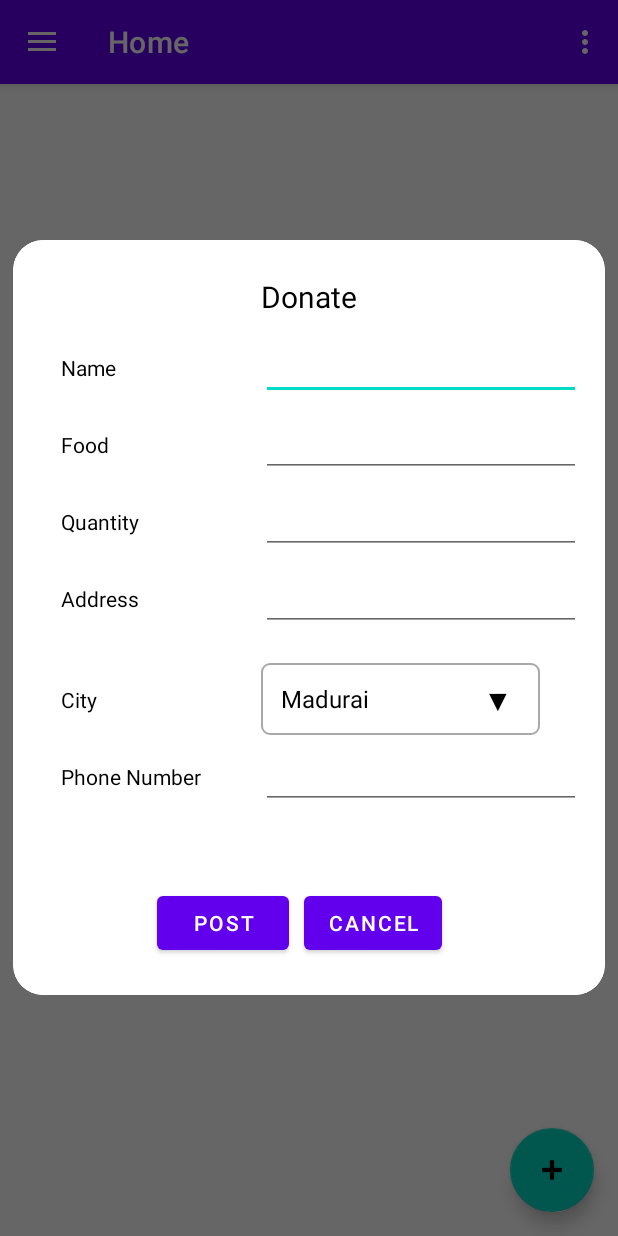
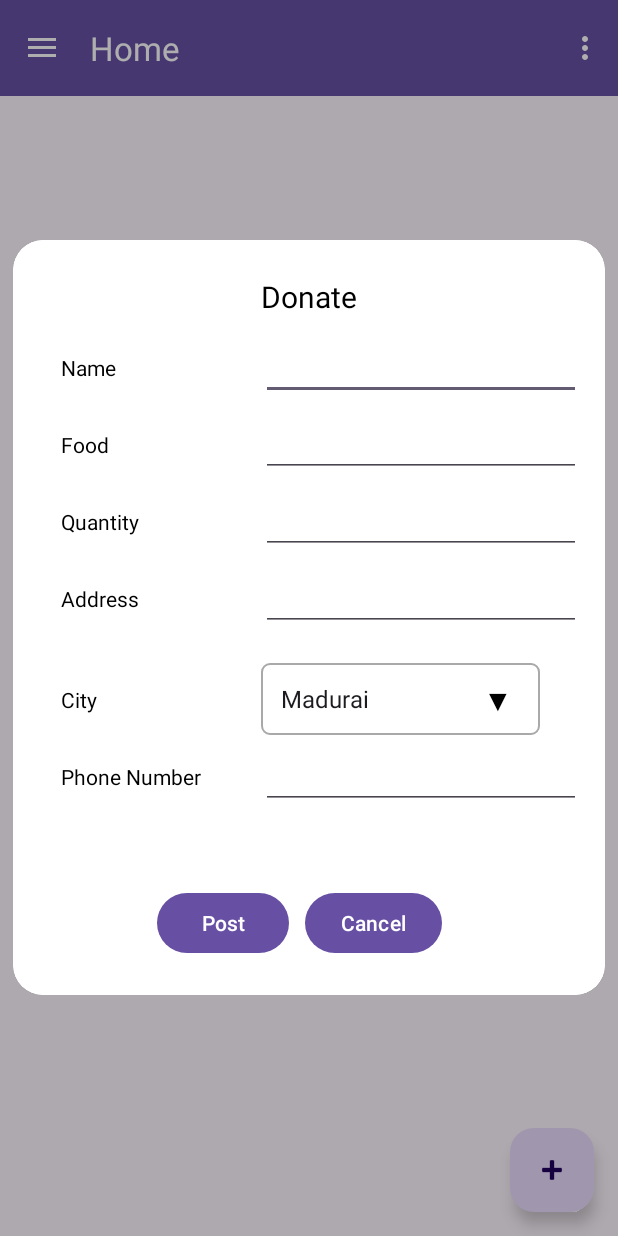
Before and after one commit to BManoj04/FoodDonation, an Android app: the screen it shows after launch (MainActivity), after a tap on an icon or button, on a phone screen of 412 x 824 dp. Run offline under Robolectric (Android 15) with nearby library versions, the phone set to English and light mode, and no system bars; our stand-ins replace Firebase (no records; nobody signed in at launch, a user with empty details on screens opened directly), navigation-ui.

Commit message:
80% core functionality completed

```diff
--- a/app/src/main/java/com/example/fooddonation/MainActivity.java
+++ b/app/src/main/java/com/example/fooddonation/MainActivity.java
@@ -128,8 +128,11 @@ public class MainActivity extends AppCompatActivity {
                 map.put("address",address);
                 map.put("phno",phno);
                 map.put("city",city);
+                map.put("id",++num);
+                map.put("lat","");
+                map.put("lon","");
 
-                rootDatabseref2.setValue(++num);
+                rootDatabseref2.setValue(num);
 
                 rootDatabseref.child(String.valueOf(num)).setValue(map).addOnSuccessListener(new OnSuccessListener<Void>() {
                     @Override
--- a/app/src/main/res/values-night/themes.xml
+++ b/app/src/main/res/values-night/themes.xml
@@ -13,4 +13,9 @@
         <item name="android:statusBarColor">?attr/colorPrimaryVariant</item>
         <!-- Customize your theme here. -->
     </style>
+    <!-- Base application theme. -->
+    <style name="Base.Theme.FoodDonation" parent="Theme.Material3.DayNight.NoActionBar">
+        <!-- Customize your dark theme here. -->
+        <!-- <item name="colorPrimary">@color/my_dark_primary</item> -->
+    </style>
 </resources>
--- /dev/null
+++ b/app/src/main/res/values-v23/themes.xml
@@ -0,0 +1,9 @@
+<resources xmlns:tools="http://schemas.android.com/tools">
+
+    <style name="Theme.FoodDonation" parent="Base.Theme.FoodDonation">
+        <!-- Transparent system bars for edge-to-edge. -->
+        <item name="android:navigationBarColor">@android:color/transparent</item>
+        <item name="android:statusBarColor">@android:color/transparent</item>
+        <item name="android:windowLightStatusBar">?attr/isLightTheme</item>
+    </style>
+</resources>
--- a/app/src/main/res/values/themes.xml
+++ b/app/src/main/res/values/themes.xml
@@ -22,4 +22,9 @@
     <style name="Theme.FoodDonation.AppBarOverlay" parent="ThemeOverlay.AppCompat.Dark.ActionBar" />
 
     <style name="Theme.FoodDonation.PopupOverlay" parent="ThemeOverlay.AppCompat.Light" />
+    <!-- Base application theme. -->
+    <style name="Base.Theme.FoodDonation" parent="Theme.Material3.DayNight.NoActionBar">
+        <!-- Customize your light theme here. -->
+        <!-- <item name="colorPrimary">@color/my_light_primary</item> -->
+    </style>
 </resources>
```
Also changed, not shown: app/src/main/java/com/example/fooddonation/ui/home/HomeFragment.java (+59 -8 lines), app/src/main/res/layout/card.xml (+8 -1 lines).
